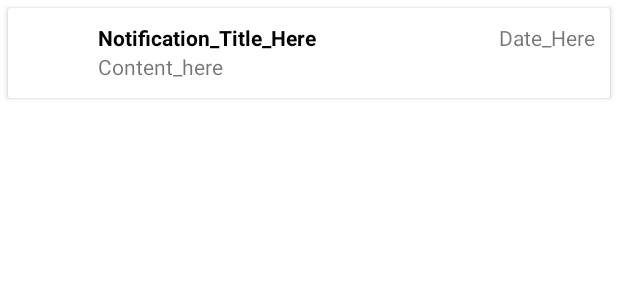
After one commit to johnvillar41/BGC-Mobile-Development, an Android app: the layout custom_adapter_notifications.xml on its own in the app's theme, with its tools: preview values and no code run, on a phone screen of 412 x 824 dp. The commit adds this screen. Shown: the top 300 px of the screen. Run offline under Robolectric (Android 15) with nearby library versions, the phone set to English and light mode, and no system bars.

Commit message:
Finished creating Notifications RecyclerView and display number of notifications on Main menu

```diff
--- /dev/null
+++ b/app/src/main/res/layout/custom_adapter_notifications.xml
@@ -0,0 +1,50 @@
+<?xml version="1.0" encoding="utf-8"?>
+<androidx.cardview.widget.CardView xmlns:android="http://schemas.android.com/apk/res/android"
+    android:layout_width="match_parent"
+    android:layout_margin="5dp"
+    android:layout_height="wrap_content">
+    <LinearLayout
+        android:layout_width="match_parent"
+        android:layout_height="match_parent"
+        android:orientation="horizontal">
+        <de.hdodenhof.circleimageview.CircleImageView
+            android:layout_width="40sp"
+            android:layout_height="40sp"
+            android:layout_margin="10dp"
+            android:id="@+id/image_logo"/>
+        <LinearLayout
+            android:layout_width="wrap_content"
+            android:layout_height="wrap_content"
+            android:orientation="vertical">
+            <TextView
+                android:layout_width="wrap_content"
+                android:layout_height="wrap_content"
+                android:textStyle="bold"
+                android:textColor="#000000"
+                android:layout_marginTop="10dp"
+                android:text="Notification_Title_Here"
+                android:id="@+id/txt_notification_title"/>
+            <TextView
+                android:layout_width="wrap_content"
+                android:layout_height="wrap_content"
+                android:text="Content_here"
+                android:id="@+id/txt_content"
+
+                />
+        </LinearLayout>
+
+    </LinearLayout>
+    <RelativeLayout
+        android:layout_width="wrap_content"
+        android:layout_height="wrap_content">
+        <TextView
+            android:layout_margin="10dp"
+            android:layout_alignParentRight="true"
+            android:layout_width="wrap_content"
+            android:layout_height="wrap_content"
+            android:text="Date_Here"
+            android:id="@+id/txt_date"
+            android:layout_alignParentEnd="true" />
+    </RelativeLayout>
+
+</androidx.cardview.widget.CardView>
```
Also changed, not shown: app/src/main/java/emp/project/softwareengineerproject/CustomAdapters/NotificationRecyclerView.java (added, +66 -0 lines), app/src/main/java/emp/project/softwareengineerproject/Interface/IMainMenu.java (+14 -1 lines), app/src/main/java/emp/project/softwareengineerproject/Interface/INotification.java (+4 -3 lines), app/src/main/java/emp/project/softwareengineerproject/Presenter/MainMenuPresenter.java (+45 -1 lines), app/src/main/java/emp/project/softwareengineerproject/Presenter/NotificationPresenter.java (+22 -4 lines), app/src/main/java/emp/project/softwareengineerproject/Presenter/UsersPresenter/UsersAddPresenter.java (+25 -0 lines), app/src/main/java/emp/project/softwareengineerproject/View/MainMenuActivityView.java (+27 -3 lines), app/src/main/java/emp/project/softwareengineerproject/View/NotificationsActivityView.java (+33 -4 lines), app/src/main/res/layout/activity_notifications_view.xml (+14 -1 lines).
